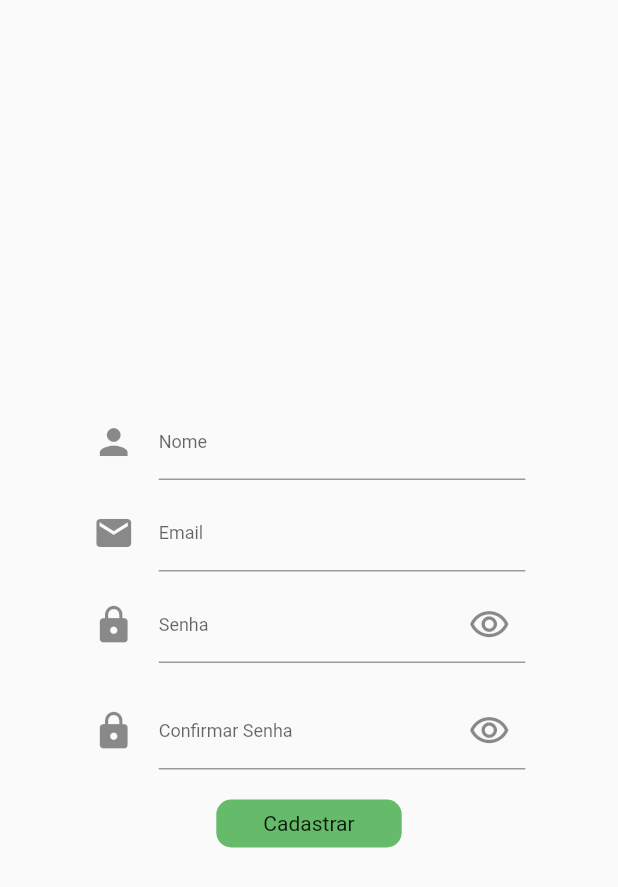
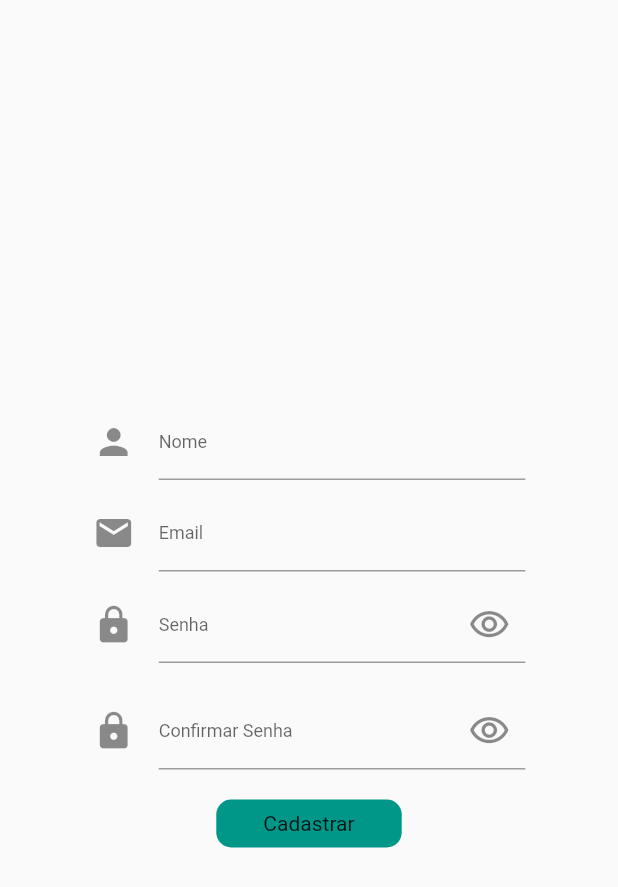
Before and after one commit to M-antunes/groceries_list, a Flutter app: the screen it shows after launch, after a tap on "Email", on a phone screen of 412 x 824 dp. Shown: the top 887 px of the screen. Run offline on Flutter 3.47's test engine with Material 2 defaults, Android fonts, the phone set to English and light mode, and no system bars.

Commit message:
remodeling folders

```diff
--- a/lib/main.dart
+++ b/lib/main.dart
@@ -1,6 +1,6 @@
 import 'package:flutter/material.dart';
 
-import 'models/app/app.dart';
+import 'modules/app/app.dart';
 
 void main() {
   runApp(const App());
--- a/lib/models/app/app.dart
+++ b/lib/modules/app/app.dart
@@ -1,5 +1,5 @@
 import 'package:flutter/material.dart';
-import 'package:groceries_list/models/login/screens/google_login.dart';
+import 'package:groceries_list/modules/splash/splash_page.dart';
 
 class App extends StatelessWidget {
   const App({Key? key}) : super(key: key);
@@ -11,7 +11,7 @@ class App extends StatelessWidget {
       theme: ThemeData(
         primarySwatch: Colors.blue,
       ),
-      home: const GoogleLoginPage(),
+      home: const SplashPage(),
     );
   }
 }
--- a/lib/models/login/screens/email_login.dart
+++ b/lib/modules/login/screens/email_login.dart
@@ -1,5 +1,5 @@
 import 'package:flutter/material.dart';
-import 'package:groceries_list/models/login/components/theme_button.dart';
+import 'package:groceries_list/shared/components/theme_button.dart';
 
 class EmailLogin extends StatefulWidget {
   const EmailLogin({Key? key}) : super(key: key);
--- a/lib/models/login/screens/google_login.dart
+++ b/lib/modules/login/screens/google_login.dart
@@ -1,6 +1,7 @@
 import 'package:flutter/material.dart';
-import 'package:groceries_list/models/login/components/google_button.dart';
-import 'package:groceries_list/models/login/screens/email_login.dart';
+import 'package:groceries_list/modules/login/components/google_button.dart';
+
+import 'email_login.dart';
 
 class GoogleLoginPage extends StatefulWidget {
   const GoogleLoginPage({Key? key}) : super(key: key);
@@ -19,11 +20,11 @@ class _GoogleLoginPageState extends State<GoogleLoginPage> {
         width: double.infinity,
         child: Column(mainAxisAlignment: MainAxisAlignment.center, children: [
           SizedBox(
-            child: Image.asset('assets/images/splash.png', height: 150),
+            child: Image.asset('assets/images/splash.png', height: 120),
           ),
           const SizedBox(height: 20),
           const Text(
-            'Entrar com:',
+            'Entrar com',
             style: TextStyle(fontSize: 23),
           ),
           const SizedBox(height: 20),
@@ -33,22 +34,22 @@ class _GoogleLoginPageState extends State<GoogleLoginPage> {
             mainAxisAlignment: MainAxisAlignment.center,
             children: [
               Padding(
-                padding: const EdgeInsets.symmetric(horizontal: 5),
+                padding: const EdgeInsets.symmetric(horizontal: 25),
                 child: Container(
-                    width: MediaQuery.of(context).size.width * 0.2,
+                    width: MediaQuery.of(context).size.width * 0.25,
                     height: 1,
-                    color: Colors.grey[300]),
+                    color: Colors.grey[500]),
               ),
               const Text(
                 'OU',
                 style: TextStyle(fontSize: 18),
               ),
               Padding(
-                padding: const EdgeInsets.symmetric(horizontal: 5),
+                padding: const EdgeInsets.symmetric(horizontal: 25),
                 child: Container(
-                    width: MediaQuery.of(context).size.width * 0.2,
+                    width: MediaQuery.of(context).size.width * 0.25,
                     height: 1,
-                    color: Colors.grey[400]),
+                    color: Colors.grey[500]),
               ),
             ],
           ),
--- /dev/null
+++ b/lib/modules/splash/splash_page.dart
@@ -0,0 +1,50 @@
+import 'dart:async';
+
+import 'package:flutter/material.dart';
+import 'package:groceries_list/Modules/login/screens/google_login.dart';
+
+class SplashPage extends StatelessWidget {
+  const SplashPage({Key? key}) : super(key: key);
+
+  @override
+  Widget build(BuildContext context) {
+    Timer(const Duration(seconds: 4), () {
+      Navigator.pushReplacement(context,
+          MaterialPageRoute(builder: (context) => const GoogleLoginPage()));
+    });
+
+    return Scaffold(
+      body: Center(
+        child: Column(
+          mainAxisAlignment: MainAxisAlignment.center,
+          children: [
+            SizedBox(
+              height: 150,
+              child: Image.asset(
+                'assets/images/grocery.png',
+              ),
+            ),
+            RichText(
+              text: const TextSpan(children: [
+                TextSpan(
+                  text: 'Groceries ',
+                  style: TextStyle(
+                      color: Colors.teal,
+                      fontSize: 45,
+                      fontWeight: FontWeight.w500),
+                ),
+                TextSpan(
+                  text: 'List',
+                  style: TextStyle(
+                      color: Colors.teal,
+                      fontSize: 50,
+                      fontWeight: FontWeight.w300),
+                )
+              ]),
+            ),
+          ],
+        ),
+      ),
+    );
+  }
+}
--- a/lib/models/login/components/theme_button.dart
+++ b/lib/shared/components/theme_button.dart
@@ -14,7 +14,7 @@ class ThemeButton extends StatelessWidget {
     return Container(
       width: MediaQuery.of(context).size.width * buttonWidth,
       decoration: BoxDecoration(
-          color: Colors.green[400], borderRadius: BorderRadius.circular(10)),
+          color: Colors.teal, borderRadius: BorderRadius.circular(10)),
       child: Padding(
         padding: const EdgeInsets.symmetric(horizontal: 20, vertical: 8),
         child: Center(child: Text(buttonName)),
```
Also changed, not shown: assets/images/grocery.png (added), lib/modules/home/screens/home.dart (added), lib/modules/login/components/google_button.dart (renamed from lib/models/login/components/google_button.dart).
